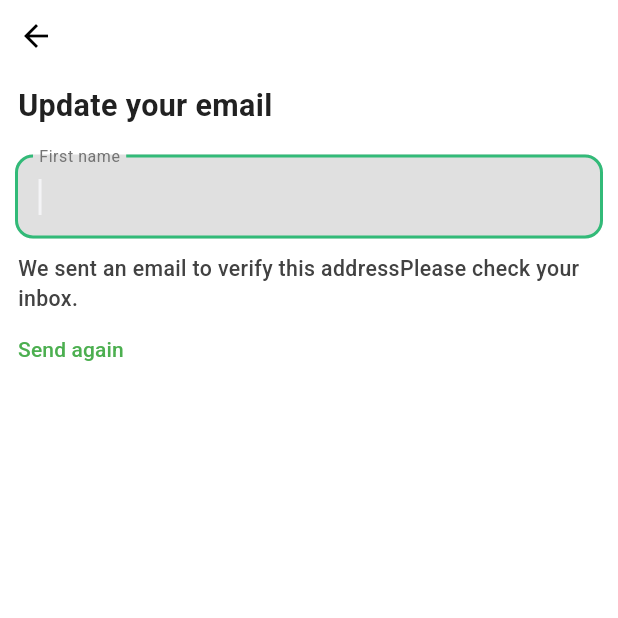
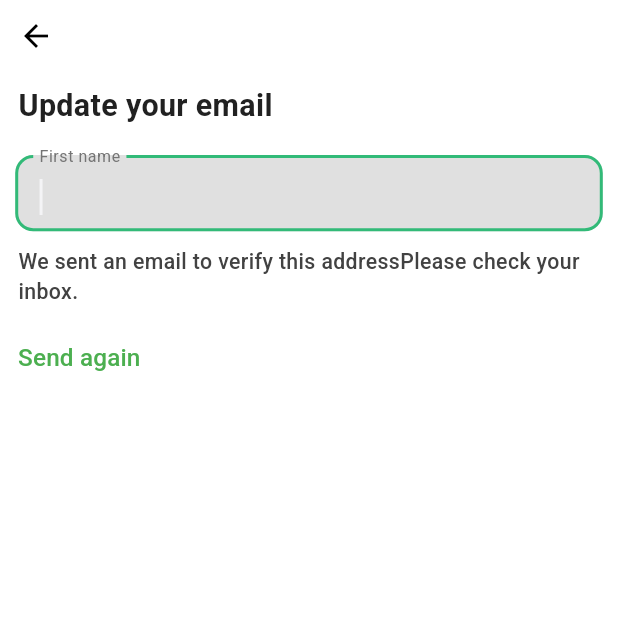
Before and after one commit to Eznira/bolt_ui, a Flutter app: the UpdateEmail screen opened directly, on a phone screen of 412 x 824 dp, the top half of it. Run offline on Flutter 3.47's test engine with Material 3 defaults, Android fonts, the phone set to English and light mode, and no system bars; our stand-ins replace flutter_screenutil.

Commit message:
updata_email screen responsive

```diff
--- a/lib/screens/profile/upadate_email.dart
+++ b/lib/screens/profile/upadate_email.dart
@@ -1,6 +1,8 @@
-import 'package:bolt_ui/constants/app_color.dart';
 import 'package:bolt_ui/widgets/custom_form_field.dart';
 import 'package:flutter/material.dart';
+import 'package:flutter_screenutil/flutter_screenutil.dart';
+
+import '../../constants/app_color.dart';
 
 class UpdateEmail extends StatefulWidget {
   const UpdateEmail({super.key});
@@ -24,14 +26,15 @@ class _UpdateInfoState extends State<UpdateEmail> {
   @override
   Widget build(BuildContext context) {
     return Scaffold(
-      body: Column(
+      body: SingleChildScrollView(
+        child: Column(
           crossAxisAlignment: CrossAxisAlignment.start,
           children: [
             const BackButton(),
             Padding(
-            padding: const EdgeInsets.symmetric(
-              vertical: 8,
-              horizontal: 12,
+              padding: EdgeInsets.symmetric(
+                vertical: 8.sp,
+                horizontal: 12.sp,
               ),
               child: Text(
                 "Update your email",
@@ -39,16 +42,19 @@ class _UpdateInfoState extends State<UpdateEmail> {
               ),
             ),
             Padding(
-            padding: const EdgeInsets.all(10),
+              padding: EdgeInsets.all(10.sp),
+              child: SizedBox(
+                height: 50.sp,
                 child: CustomFormField(
                   labelText: "First name",
                   controller: _emailController,
                   focusNode: _emailFocusNode,
                 ),
               ),
+            ),
             Padding(
-            padding: const EdgeInsets.symmetric(
-              horizontal: 12,
+              padding: EdgeInsets.symmetric(
+                horizontal: 12.sp,
               ),
               child: Text(
                 "We sent an email to verify this address"
@@ -56,14 +62,21 @@ class _UpdateInfoState extends State<UpdateEmail> {
                 style: AppTextStyle.body1,
               ),
             ),
-          TextButton(
+            Padding(
+              padding: EdgeInsets.only(
+                  top: 10.sp), // Added some top padding for visual separation
+              child: TextButton(
                 onPressed: () {},
-            child: const Text(
+                child: Text(
                   "Send again",
-              style: TextStyle(color: Colors.green),
+                  style: TextStyle(
+                      color: Colors.green,
+                      fontSize: 16.sp), // Applied .sp to fontSize
+                ),
               ),
             )
           ],
+        ),
       ),
     );
   }
```
Lines whose indentation alone changed are shown as unchanged.
